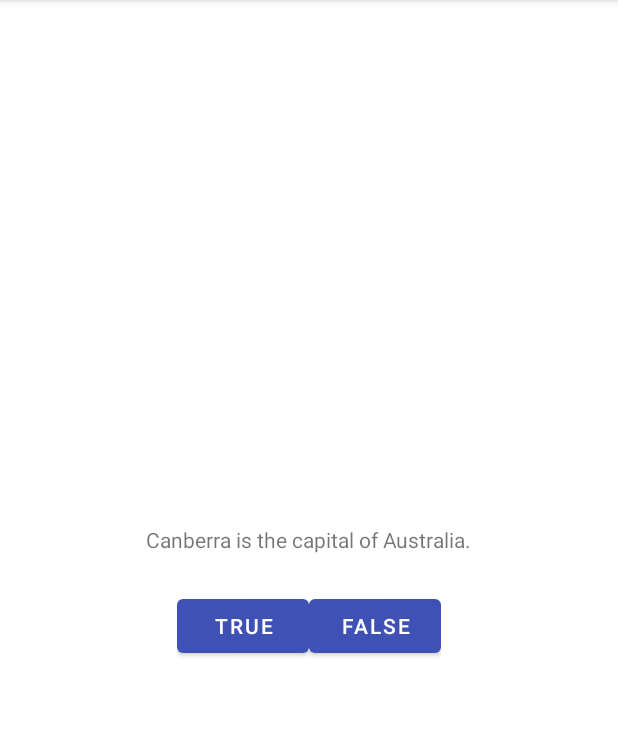
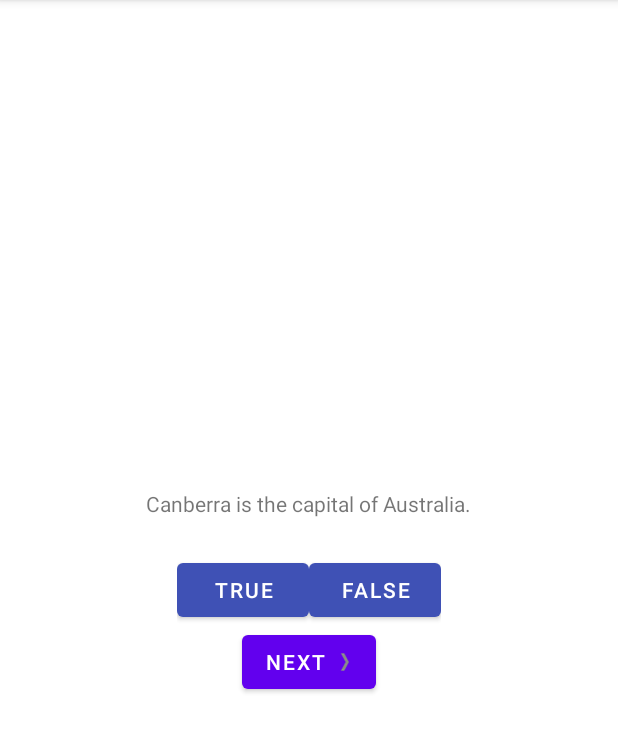
Before and after one commit to KranthiPyreddy/Android_Activity_Fragment, an Android app: the screen it shows after launch (MainActivity), after a tap on "TRUE", on a phone screen of 412 x 824 dp, the part 84-837 px from its top. Run offline under Robolectric (Android 15) with nearby library versions, the phone set to English and light mode, and no system bars.

Commit message:
Part B - Lab 3 Completed

```diff
--- a/app/src/main/java/com/bignerdranch/GeoQuiz/MainActivity.java
+++ b/app/src/main/java/com/bignerdranch/GeoQuiz/MainActivity.java
@@ -5,33 +5,85 @@ import androidx.appcompat.app.AppCompatActivity;
 import android.os.Bundle;
 import android.view.View;
 import android.widget.Button;
+import android.widget.TextView;
 import android.widget.Toast;
 
 public class MainActivity extends AppCompatActivity {
-    private Button mTrueButton;
-    private Button mFalseButton;
+    //Below are the 6 variables that are going to be used in this project
+
+    private Button mTrueButton; //1
+    private Button mFalseButton; //2
+
+    private Question[] mQuestionBank = {
+            new Question(R.string.question_australia, true),
+            new Question(R.string.question_oceans, true),
+            new Question(R.string.question_mideast, false),
+            new Question(R.string.question_africa, false),
+            new Question(R.string.question_americas, true),
+            new Question(R.string.question_asia, true)
+    }; //3
+
+    private int mCurrentIndex = 0; //4
+    private Button mNextButton; //5
+    private TextView mQuestionTextView; //6
+
     @Override
     protected void onCreate(Bundle savedInstanceState) {
         super.onCreate(savedInstanceState);
         setContentView(R.layout.activity_main);
 
-        mTrueButton = (Button) findViewById(R.id.true_button);
+        mQuestionTextView = findViewById(R.id.question_text_view);
+
+        //True button onClick event method
+        mTrueButton = findViewById(R.id.true_button);
         mTrueButton.setOnClickListener(new View.OnClickListener() {
             @Override
             public void onClick(View v) {
-                Toast.makeText(MainActivity.this, R.string.correct_toast,
-                        Toast.LENGTH_SHORT).show();
+                //Toast.makeText(MainActivity.this, R.string.correct_toast, Toast.LENGTH_SHORT).show();
+
+                // Calling checkAnswer method and passed true boolean value, to avoid writing code in multiple places.
+                checkAnswer(true);
             }
 
         });
-        mFalseButton = (Button) findViewById(R.id.false_button);
+
+        //False button onClick event method
+        mFalseButton = findViewById(R.id.false_button);
         mFalseButton.setOnClickListener(new View.OnClickListener() {
             @Override
             public void onClick(View v) {
-                Toast.makeText(MainActivity.this, R.string.incorrect_toast, Toast.LENGTH_SHORT)
-                        .show();
+                //Toast.makeText(MainActivity.this, R.string.incorrect_toast, Toast.LENGTH_SHORT.show();
+                // Calling checkAnswer method and passed true boolean value, to avoid writing code in multiple places.
+                checkAnswer(true);
             }
-            });
+        });
 
+        //Next button onClick event method
+        mNextButton = findViewById(R.id.next_button);
+        mNextButton.setOnClickListener(new View.OnClickListener() {
+            @Override
+            public void onClick(View v) {
+                mCurrentIndex = (mCurrentIndex + 1) % mQuestionBank.length;
+                updateQuestion();
+            }
+        });
+        //This is to being used by the other two methods both TRUE and FALSE
+        updateQuestion();
+        }
+
+        ////Update method to show next question
+        private void updateQuestion () {
+        int questionTextResId = mQuestionBank[mCurrentIndex].getTextResId();
+        mQuestionTextView.setText(questionTextResId);
     }
+
+    //checkAnswer method that will accept a boolean (this will be the answer the user pressed, e.g. true of false)
+    private void checkAnswer(boolean answer) {
+        boolean correctAnswer = mQuestionBank[mCurrentIndex].isAnswer();
+        if (answer == correctAnswer) {
+            Toast.makeText(this, R.string.correct_toast, Toast.LENGTH_SHORT).show();
+        } else {
+            Toast.makeText(this, R.string.incorrect_toast, Toast.LENGTH_SHORT).show();
+        }
     }
+}
--- /dev/null
+++ b/app/src/main/java/com/bignerdranch/GeoQuiz/Question.java
@@ -0,0 +1,27 @@
+package com.bignerdranch.GeoQuiz;
+
+public class Question {
+    int mTextResId;
+    boolean mAnswer;
+    //Constructor uses same name as class
+    Question(int TextResId, boolean Answer) {
+        this.mTextResId = TextResId;
+        this.mAnswer = Answer;
+    }
+
+    public int getTextResId() {
+        return mTextResId;
+    }
+
+    public void setTextResId(int textResId) {
+        mTextResId = textResId;
+    }
+
+    public boolean isAnswer() {
+        return mAnswer;
+    }
+
+    public void setAnswer(boolean answer) {
+        mAnswer = answer;
+    }
+}
--- a/app/src/main/res/layout/activity_main.xml
+++ b/app/src/main/res/layout/activity_main.xml
@@ -1,5 +1,7 @@
 <?xml version="1.0" encoding="utf-8"?>
 <LinearLayout xmlns:android="http://schemas.android.com/apk/res/android"
+    xmlns:tools="http://schemas.android.com/tools"
+
     xmlns:app="http://schemas.android.com/apk/res-auto"
     android:layout_width="match_parent"
     android:layout_height="match_parent"
@@ -10,7 +12,9 @@
         android:layout_width="wrap_content"
         android:layout_height="wrap_content"
         android:padding="24dp"
-        android:text="@string/question_text" />
+        android:layout_gravity="center"
+        android:id="@+id/question_text_view"
+        tools:text="@string/question_australia"/>
 
     <LinearLayout
         android:layout_width="wrap_content"
@@ -32,5 +36,13 @@
             android:layout_width="wrap_content" />
 
     </LinearLayout>
+    <Button
+    android:id="@+id/next_button"
+    android:layout_width="wrap_content"
+    android:layout_height="wrap_content"
+    android:text="@string/next_button"
+    android:drawableEnd="@drawable/arrow_right"
+    android:drawablePadding="4dp"
+        android:drawableRight="@drawable/arrow_right"/>
 
 </LinearLayout>
--- a/app/src/main/res/values/strings.xml
+++ b/app/src/main/res/values/strings.xml
@@ -1,8 +1,17 @@
 <resources>
+    <string name="question_australia">Canberra is the capital of Australia.</string>
+    <string name="question_oceans">The Pacific Ocean is larger than the Atlantic Ocean.</string>
+    <string name="question_mideast">The Suez Canal connects the Red Sea and the Indian Ocean.</string>
+    <string name="question_africa">The source of the Nile River is in Egypt.</string>
+    <string name="question_americas">The Amazon River is the longest river in the Americas.</string>
+    <string name="question_asia">Lake Baikal is the world\'s oldest and deepest freshwater lake.</string>
+
     <string name="app_name">GeoQuiz</string>
-    <string name="question_text">Canberra is the capital of Australia.</string>
     <string name="true_button">True</string>
     <string name="false_button">False</string>
     <string name="correct_toast">Correct!</string>
     <string name="incorrect_toast">Incorrect!</string>
+
+    <string name="next_button">Next</string>
+
 </resources>
```
Also changed, not shown: app/src/main/res/drawable-hdpi/arrow_left.png (added), app/src/main/res/drawable-hdpi/arrow_right.png (added), app/src/main/res/drawable-mdpi/arrow_left.png (added), app/src/main/res/drawable-mdpi/arrow_right.png (added), app/src/main/res/drawable-xhdpi/arrow_left.png (added), app/src/main/res/drawable-xhdpi/arrow_right.png (added), app/src/main/res/drawable-xxhdpi/arrow_left.png (added), app/src/main/res/drawable-xxhdpi/arrow_right.png (added), app/src/main/res/drawable-xxxhdpi/arrow_left.png (added), app/src/main/res/drawable-xxxhdpi/arrow_right.png (added).
